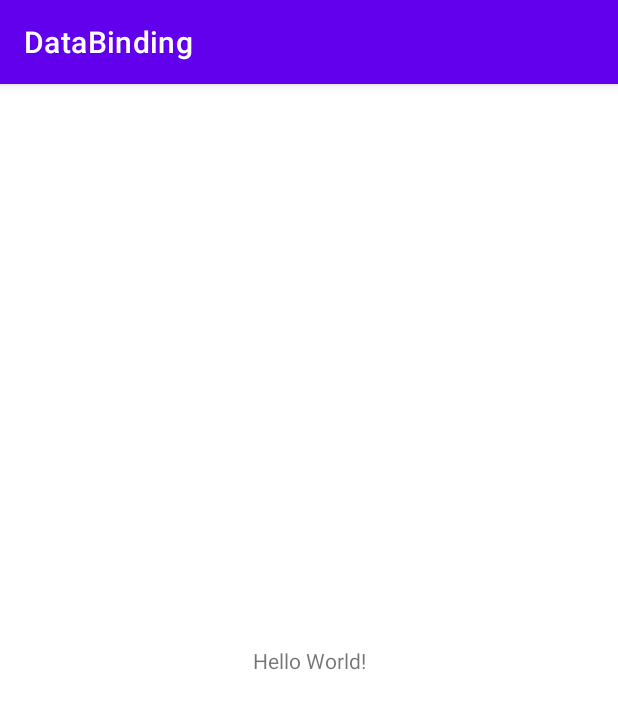
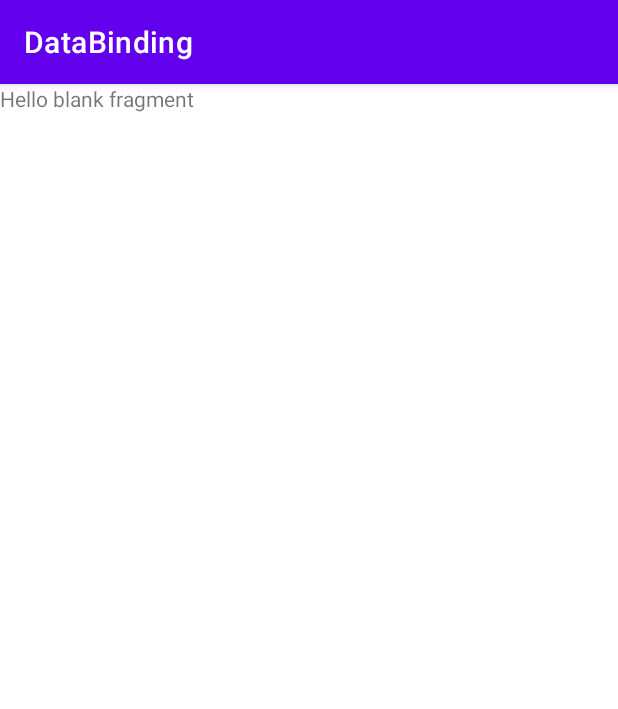
Before and after one commit to x1ang77/DataBinding, an Android app: the screen it shows after launch (MainActivity), on a phone screen of 412 x 824 dp. Shown: the top 709 px of the screen. Run offline under Robolectric (Android 15) with nearby library versions, the phone set to English and light mode, and no system bars.

Commit message:
second commit

```diff
--- a/app/src/main/res/layout/activity_main.xml
+++ b/app/src/main/res/layout/activity_main.xml
@@ -6,13 +6,13 @@
     android:layout_height="match_parent"
     tools:context=".MainActivity">
 
-    <TextView
-        android:layout_width="wrap_content"
-        android:layout_height="wrap_content"
-        android:text="Hello World!"
-        app:layout_constraintBottom_toBottomOf="parent"
-        app:layout_constraintEnd_toEndOf="parent"
-        app:layout_constraintStart_toStartOf="parent"
-        app:layout_constraintTop_toTopOf="parent" />
+    <androidx.fragment.app.FragmentContainerView
+        android:id="@+id/navHostFragment"
+        android:name="androidx.navigation.fragment.NavHostFragment"
+        android:layout_width="match_parent"
+        android:layout_height="match_parent"
+        app:defaultNavHost="true"
+        app:navGraph = "@navigation/main_nav_graph"
+        />
 
 </androidx.constraintlayout.widget.ConstraintLayout>
--- a/app/src/main/res/navigation/main_nav_graph.xml
+++ b/app/src/main/res/navigation/main_nav_graph.xml
@@ -1,6 +1,13 @@
 <?xml version="1.0" encoding="utf-8"?>
 <navigation xmlns:android="http://schemas.android.com/apk/res/android"
     xmlns:app="http://schemas.android.com/apk/res-auto"
-    android:id="@+id/main_nav_graph">
+    xmlns:tools="http://schemas.android.com/tools"
+    android:id="@+id/main_nav_graph"
+    app:startDestination="@id/homeFragment">
 
+    <fragment
+        android:id="@+id/homeFragment"
+        android:name="com.xiangze.databinding.ui.HomeFragment"
+        android:label="fragment_home"
+        tools:layout="@layout/fragment_home" />
 </navigation>
```
